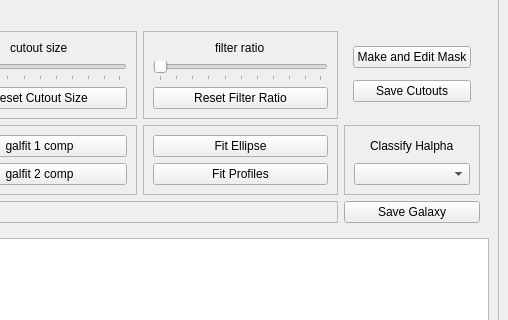
Above: testing/halphav4.ui from rfinn/halphagui before the change; both pictures show x 681 to 1189 and y 194 to 514 of the 1189 by 627 pixel window. Below: the same form after it.
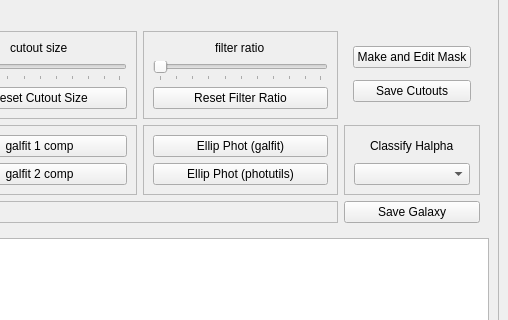
That is the form after the change.

Diff of the .ui file:
```diff
--- a/testing/halphav4.ui
+++ b/testing/halphav4.ui
@@ -239,14 +239,14 @@
              <item>
               <widget class="QPushButton" name="fitEllipseButton">
                <property name="text">
-                <string>Fit Ellipse</string>
+                <string>Ellip Phot (galfit)</string>
                </property>
               </widget>
              </item>
              <item>
               <widget class="QPushButton" name="profileButton">
                <property name="text">
-                <string>Fit Profiles</string>
+                <string>Ellip Phot (photutils)</string>
                </property>
               </widget>
              </item>
```
Left out of the diff: 4 changed lines with no effect on the pictures.
